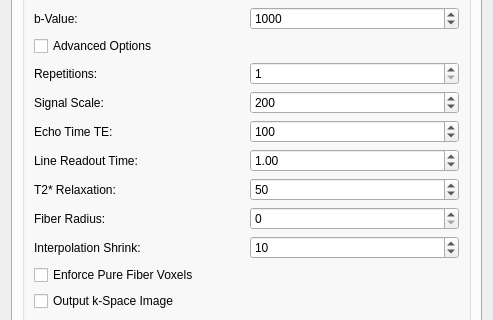
Above: Plugins/org.mitk.gui.qt.diffusionimaging/src/internal/QmitkFiberfoxViewControls.ui from MITK/MITK before the change; both pictures show x 0 to 493 and y 318 to 638 of the 493 by 1438 pixel window. Below: the same form after it.
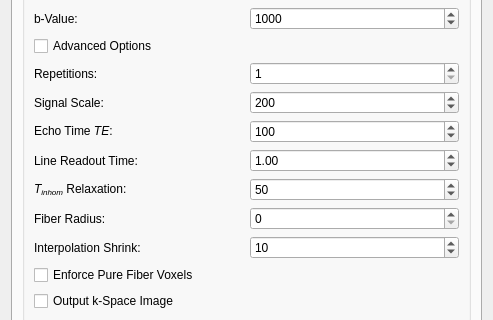
That is the form after the change. The open tabs and pages were chosen to show the change. Icons and pictures are not drawn. Custom widgets are drawn as their Qt base class.

Commit message: using T2' insted of T2* to simulate relaxation

```diff
--- a/Plugins/org.mitk.gui.qt.diffusionimaging/src/internal/QmitkFiberfoxViewControls.ui
+++ b/Plugins/org.mitk.gui.qt.diffusionimaging/src/internal/QmitkFiberfoxViewControls.ui
@@ -1253,7 +1253,7 @@
                 <string/>
                </property>
                <property name="text">
-                <string>T2* Relaxation:  </string>
+                <string>&lt;html&gt;&lt;head/&gt;&lt;body&gt;&lt;p&gt;&lt;span style=&quot; font-style:italic;&quot;&gt;T&lt;/span&gt;&lt;span style=&quot; font-style:italic; vertical-align:sub;&quot;&gt;inhom&lt;/span&gt; Relaxation: &lt;/p&gt;&lt;/body&gt;&lt;/html&gt;</string>
                </property>
                <property name="wordWrap">
                 <bool>false</bool>
@@ -1387,7 +1387,7 @@
                 <string/>
                </property>
                <property name="text">
-                <string>Echo Time TE:  </string>
+                <string>&lt;html&gt;&lt;head/&gt;&lt;body&gt;&lt;p&gt;Echo Time &lt;span style=&quot; font-style:italic;&quot;&gt;TE&lt;/span&gt;:  &lt;/p&gt;&lt;/body&gt;&lt;/html&gt;</string>
                </property>
                <property name="wordWrap">
                 <bool>false</bool>
```
Left out of the diff: 2 changed lines with no effect on the pictures. The commit also changes 12 other files.
